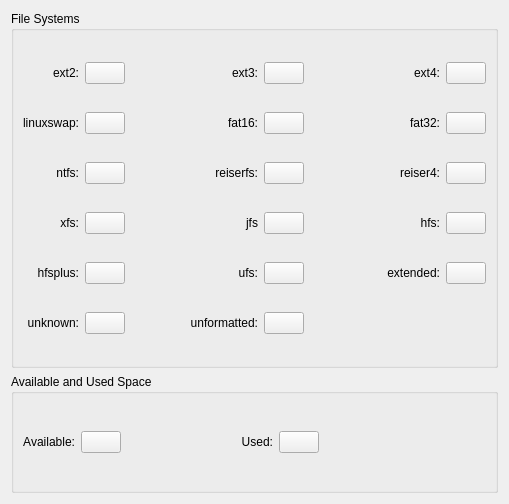
Before: the Qt Designer form src/config/configurepagefilesystemcolors.ui in KDE/partitionmanager, drawn with Qt 5.
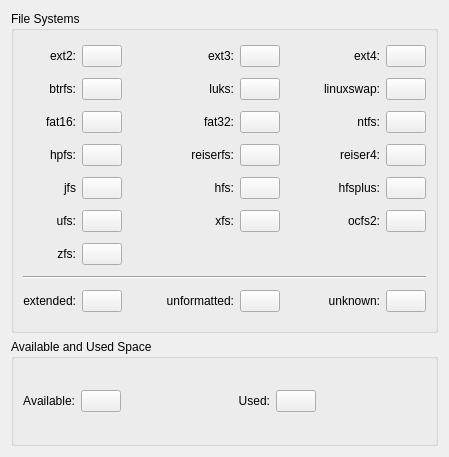
After: the same form once the commit is applied. Custom widgets are drawn as their Qt base class.

Commit message: add filesystem support for zfs, hpfs, ocfs2, luks and btrfs

Diff of the .ui file:
```diff
--- a/src/config/configurepagefilesystemcolors.ui
+++ b/src/config/configurepagefilesystemcolors.ui
@@ -6,8 +6,8 @@
    <rect>
     <x>0</x>
     <y>0</y>
-    <width>509</width>
-    <height>504</height>
+    <width>449</width>
+    <height>457</height>
    </rect>
   </property>
   <layout class="QVBoxLayout" name="verticalLayout">
@@ -98,9 +98,9 @@
        <widget class="KColorButton" name="kcfg_fileSystemColorCode4"/>
       </item>
       <item row="1" column="0">
-       <widget class="QLabel" name="textLabel_4">
+       <widget class="QLabel" name="textLabel_21">
         <property name="text">
-         <string>linuxswap:</string>
+         <string>btrfs:</string>
         </property>
         <property name="alignment">
          <set>Qt::AlignRight|Qt::AlignTrailing|Qt::AlignVCenter</set>
@@ -111,22 +111,67 @@
        </widget>
       </item>
       <item row="1" column="1">
-       <widget class="KColorButton" name="kcfg_fileSystemColorCode5"/>
+       <widget class="KColorButton" name="kcfg_fileSystemColorCode17"/>
       </item>
       <item row="1" column="2">
-       <spacer name="horizontalSpacer_3">
+       <spacer name="horizontalSpacer_15">
         <property name="orientation">
          <enum>Qt::Horizontal</enum>
         </property>
         <property name="sizeHint" stdset="0">
          <size>
-          <width>28</width>
-          <height>17</height>
+          <width>37</width>
+          <height>18</height>
          </size>
         </property>
        </spacer>
       </item>
       <item row="1" column="3">
+       <widget class="QLabel" name="textLabel_20">
+        <property name="text">
+         <string>luks:</string>
+        </property>
+        <property name="alignment">
+         <set>Qt::AlignRight|Qt::AlignTrailing|Qt::AlignVCenter</set>
+        </property>
+        <property name="wordWrap">
+         <bool>false</bool>
+        </property>
+       </widget>
+      </item>
+      <item row="1" column="4">
+       <widget class="KColorButton" name="kcfg_fileSystemColorCode19"/>
+      </item>
+      <item row="1" column="5">
+       <spacer name="horizontalSpacer_3">
+        <property name="orientation">
+         <enum>Qt::Horizontal</enum>
+        </property>
+        <property name="sizeHint" stdset="0">
+         <size>
+          <width>28</width>
+          <height>17</height>
+         </size>
+        </property>
+       </spacer>
+      </item>
+      <item row="1" column="6">
+       <widget class="QLabel" name="textLabel_4">
+        <property name="text">
+         <string>linuxswap:</string>
+        </property>
+        <property name="alignment">
+         <set>Qt::AlignRight|Qt::AlignTrailing|Qt::AlignVCenter</set>
+        </property>
+        <property name="wordWrap">
+         <bool>false</bool>
+        </property>
+       </widget>
+      </item>
+      <item row="1" column="7">
+       <widget class="KColorButton" name="kcfg_fileSystemColorCode5"/>
+      </item>
+      <item row="2" column="0">
        <widget class="QLabel" name="textLabel_6">
         <property name="text">
          <string>fat16:</string>
@@ -139,10 +184,10 @@
         </property>
        </widget>
       </item>
-      <item row="1" column="4">
+      <item row="2" column="1">
        <widget class="KColorButton" name="kcfg_fileSystemColorCode6"/>
       </item>
-      <item row="1" column="5">
+      <item row="2" column="2">
        <spacer name="horizontalSpacer_4">
         <property name="orientation">
          <enum>Qt::Horizontal</enum>
@@ -155,7 +200,7 @@
         </property>
        </spacer>
       </item>
-      <item row="1" column="6">
+      <item row="2" column="3">
        <widget class="QLabel" name="textLabel_5">
         <property name="text">
          <string>fat32:</string>
@@ -168,10 +213,23 @@
         </property>
        </widget>
       </item>
-      <item row="1" column="7">
+      <item row="2" column="4">
        <widget class="KColorButton" name="kcfg_fileSystemColorCode7"/>
       </item>
-      <item row="2" column="0">
+      <item row="2" column="5">
+       <spacer name="horizontalSpacer_16">
+        <property name="orientation">
+         <enum>Qt::Horizontal</enum>
+        </property>
+        <property name="sizeHint" stdset="0">
+         <size>
+          <width>28</width>
+          <height>17</height>
+         </size>
+        </property>
+       </spacer>
+      </item>
+      <item row="2" column="6">
        <widget class="QLabel" name="textLabel_9">
         <property name="text">
          <string>ntfs:</string>
@@ -184,23 +242,10 @@
         </property>
        </widget>
       </item>
-      <item row="2" column="1">
+      <item row="2" column="7">
        <widget class="KColorButton" name="kcfg_fileSystemColorCode8"/>
       </item>
-      <item row="2" column="2">
-       <spacer name="horizontalSpacer_6">
-        <property name="orientation">
-         <enum>Qt::Horizontal</enum>
-        </property>
-        <property name="sizeHint" stdset="0">
-         <size>
-          <width>28</width>
-          <height>17</height>
-         </size>
-        </property>
-       </spacer>
-      </item>
-      <item row="2" column="3">
+      <item row="3" column="3">
        <widget class="QLabel" name="textLabel_7">
         <property name="text">
          <string>reiserfs:</string>
@@ -213,10 +258,10 @@
         </property>
        </widget>
       </item>
-      <item row="2" column="4">
+      <item row="3" column="4">
        <widget class="KColorButton" name="kcfg_fileSystemColorCode9"/>
       </item>
-      <item row="2" column="5">
+      <item row="3" column="5">
        <spacer name="horizontalSpacer_5">
         <property name="orientation">
          <enum>Qt::Horizontal</enum>
@@ -229,7 +274,7 @@
         </property>
        </spacer>
       </item>
-      <item row="2" column="6">
+      <item row="3" column="6">
        <widget class="QLabel" name="textLabel_8">
         <property name="text">
          <string>reiser4:</string>
@@ -242,13 +287,26 @@
         </property>
        </widget>
       </item>
-      <item row="2" column="7">
+      <item row="3" column="7">
        <widget class="KColorButton" name="kcfg_fileSystemColorCode10"/>
       </item>
+      <item row="3" column="2">
+       <spacer name="horizontalSpacer_6">
+        <property name="orientation">
+         <enum>Qt::Horizontal</enum>
+        </property>
+        <property name="sizeHint" stdset="0">
+         <size>
+          <width>28</width>
+          <height>17</height>
+         </size>
+        </property>
+       </spacer>
+      </item>
       <item row="3" column="0">
        <widget class="QLabel" name="textLabel_10">
         <property name="text">
-         <string>xfs:</string>
+         <string>hpfs:</string>
         </property>
         <property name="alignment">
          <set>Qt::AlignRight|Qt::AlignTrailing|Qt::AlignVCenter</set>
@@ -259,22 +317,9 @@
        </widget>
       </item>
       <item row="3" column="1">
-       <widget class="KColorButton" name="kcfg_fileSystemColorCode11"/>
+       <widget class="KColorButton" name="kcfg_fileSystemColorCode18"/>
       </item>
-      <item row="3" column="2">
-       <spacer name="horizontalSpacer_7">
-        <property name="orientation">
-         <enum>Qt::Horizontal</enum>
-        </property>
-        <property name="sizeHint" stdset="0">
-         <size>
-          <width>28</width>
-          <height>17</height>
-         </size>
-        </property>
-       </spacer>
-      </item>
-      <item row="3" column="3">
+      <item row="4" column="0">
        <widget class="QLabel" name="textLabel_11">
         <property name="text">
          <string>jfs</string>
@@ -287,10 +332,10 @@
         </property>
        </widget>
       </item>
-      <item row="3" column="4">
+      <item row="4" column="1">
        <widget class="KColorButton" name="kcfg_fileSystemColorCode12"/>
       </item>
-      <item row="3" column="5">
+      <item row="4" column="2">
        <spacer name="horizontalSpacer_8">
         <property name="orientation">
          <enum>Qt::Horizontal</enum>
@@ -303,7 +348,7 @@
         </property>
        </spacer>
       </item>
-      <item row="3" column="6">
+      <item row="4" column="3">
        <widget class="QLabel" name="textLabel_12">
         <property name="text">
          <string>hfs:</string>
@@ -316,10 +361,23 @@
         </property>
        </widget>
       </item>
-      <item row="3" column="7">
+      <item row="4" column="4">
        <widget class="KColorButton" name="kcfg_fileSystemColorCode13"/>
       </item>
-      <item row="4" column="0">
+      <item row="4" column="5">
+       <spacer name="horizontalSpacer_7">
+        <property name="orientation">
+         <enum>Qt::Horizontal</enum>
+        </property>
+        <property name="sizeHint" stdset="0">
+         <size>
+          <width>28</width>
+          <height>17</height>
+         </size>
+        </property>
+       </spacer>
+      </item>
+      <item row="4" column="6">
        <widget class="QLabel" name="textLabel_14">
         <property name="text">
          <string>hfsplus:</string>
@@ -332,23 +390,10 @@
         </property>
        </widget>
       </item>
-      <item row="4" column="1">
+      <item row="4" column="7">
        <widget class="KColorButton" name="kcfg_fileSystemColorCode14"/>
       </item>
-      <item row="4" column="2">
-       <spacer name="horizontalSpacer_9">
-        <property name="orientation">
-         <enum>Qt::Horizontal</enum>
-        </property>
-        <property name="sizeHint" stdset="0">
-         <size>
-          <width>28</width>
-          <height>17</height>
-         </size>
-        </property>
-       </spacer>
-      </item>
-      <item row="4" column="3">
+      <item row="5" column="0">
        <widget class="QLabel" name="textLabel_15">
         <property name="text">
          <string>ufs:</string>
@@ -361,10 +406,10 @@
         </property>
        </widget>
       </item>
-      <item row="4" column="4">
+      <item row="5" column="1">
        <widget class="KColorButton" name="kcfg_fileSystemColorCode15"/>
       </item>
-      <item row="4" column="5">
+      <item row="5" column="2">
        <spacer name="horizontalSpacer_10">
         <property name="orientation">
          <enum>Qt::Horizontal</enum>
@@ -377,7 +422,81 @@
         </property>
        </spacer>
       </item>
-      <item row="4" column="6">
+      <item row="5" column="3">
+       <widget class="QLabel" name="textLabel_22">
+        <property name="text">
+         <string>xfs:</string>
+        </property>
+        <property name="alignment">
+         <set>Qt::AlignRight|Qt::AlignTrailing|Qt::AlignVCenter</set>
+        </property>
+        <property name="wordWrap">
+         <bool>false</bool>
+        </property>
+       </widget>
+      </item>
+      <item row="5" column="4">
+       <widget class="KColorButton" name="kcfg_fileSystemColorCode11"/>
+      </item>
+      <item row="5" column="5">
+       <spacer name="horizontalSpacer_9">
+        <property name="orientation">
+         <enum>Qt::Horizontal</enum>
+        </property>
+        <property name="sizeHint" stdset="0">
+         <size>
+          <width>28</width>
+          <height>17</height>
+         </size>
+        </property>
+       </spacer>
+      </item>
+      <item row="5" column="6">
+       <widget class="QLabel" name="textLabel_24">
+        <property name="text">
+         <string>ocfs2:</string>
+        </property>
+        <property name="alignment">
+         <set>Qt::AlignRight|Qt::AlignTrailing|Qt::AlignVCenter</set>
+        </property>
+        <property name="wordWrap">
+         <bool>false</bool>
+        </property>
+       </widget>
+      </item>
+      <item row="5" column="7">
+       <widget class="KColorButton" name="kcfg_fileSystemColorCode20"/>
+      </item>
+      <item row="6" column="0">
+       <widget class="QLabel" name="textLabel_25">
+        <property name="text">
+         <string>zfs:</string>
+        </property>
+        <property name="alignment">
+         <set>Qt::AlignRight|Qt::AlignTrailing|Qt::AlignVCenter</set>
+        </property>
+        <property name="wordWrap">
+         <bool>false</bool>
+        </property>
+       </widget>
+      </item>
+      <item row="6" column="1">
+       <widget class="KColorButton" name="kcfg_fileSystemColorCode21"/>
+      </item>
+      <item row="6" column="2" colspan="6">
+       <spacer name="horizontalSpacer_17">
+        <property name="orientation">
+         <enum>Qt::Horizontal</enum>
+        </property>
+        <property name="sizeHint" stdset="0">
+         <size>
+          <width>173</width>
+          <height>18</height>
+         </size>
+        </property>
+       </spacer>
+      </item>
+      <item row="8" column="0">
        <widget class="QLabel" name="textLabel_13">
         <property name="text">
          <string>extended:</string>
@@ -390,26 +509,10 @@
         </property>
        </widget>
       </item>
-      <item row="4" column="7">
+      <item row="8" column="1">
        <widget class="KColorButton" name="kcfg_fileSystemColorCode1"/>
       </item>
-      <item row="5" column="0">
-       <widget class="QLabel" name="textLabel_16">
-        <property name="text">
-         <string>unknown:</string>
-        </property>
-        <property name="alignment">
-         <set>Qt::AlignRight|Qt::AlignTrailing|Qt::AlignVCenter</set>
-        </property>
-        <property name="wordWrap">
-         <bool>false</bool>
-        </property>
-       </widget>
-      </item>
-      <item row="5" column="1">
-       <widget class="KColorButton" name="kcfg_fileSystemColorCode0"/>
-      </item>
-      <item row="5" column="2">
+      <item row="8" column="2">
        <spacer name="horizontalSpacer_12">
         <property name="orientation">
          <enum>Qt::Horizontal</enum>
@@ -422,7 +525,7 @@
         </property>
        </spacer>
       </item>
-      <item row="5" column="3">
+      <item row="8" column="3">
        <widget class="QLabel" name="textLabel_17">
         <property name="text">
          <string>unformatted:</string>
@@ -435,22 +538,45 @@
         </property>
        </widget>
       </item>
-      <item row="5" column="4">
+      <item row="8" column="4">
        <widget class="KColorButton" name="kcfg_fileSystemColorCode16"/>
       </item>
-      <item row="5" column="5" colspan="3">
+      <item row="8" column="5">
        <spacer name="horizontalSpacer_11">
         <property name="orientation">
          <enum>Qt::Horizontal</enum>
         </property>
         <property name="sizeHint" stdset="0">
          <size>
-          <width>176</width>
+          <width>21</width>
           <height>21</height>
          </size>
         </property>
        </spacer>
       </item>
+      <item row="8" column="6">
+       <widget class="QLabel" name="textLabel_16">
+        <property name="text">
+         <string>unknown:</string>
+        </property>
+        <property name="alignment">
+         <set>Qt::AlignRight|Qt::AlignTrailing|Qt::AlignVCenter</set>
+        </property>
+        <property name="wordWrap">
+         <bool>false</bool>
+        </property>
+       </widget>
+      </item>
+      <item row="8" column="7">
+       <widget class="KColorButton" name="kcfg_fileSystemColorCode0"/>
+      </item>
+      <item row="7" column="0" colspan="8">
+       <widget class="Line" name="line">
+        <property name="orientation">
+         <enum>Qt::Horizontal</enum>
+        </property>
+       </widget>
+      </item>
      </layout>
     </widget>
    </item>
@@ -518,7 +644,7 @@
         </property>
         <property name="sizeHint" stdset="0">
          <size>
-          <width>167</width>
+          <width>23</width>
           <height>21</height>
          </size>
         </property>
```
The commit also changes 15 other files.
